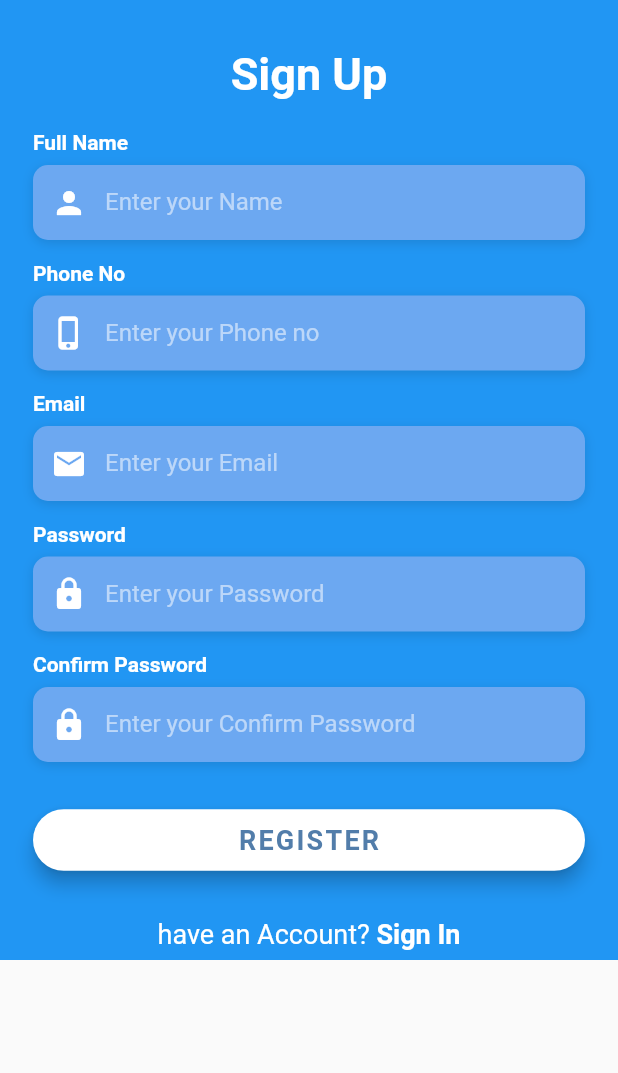
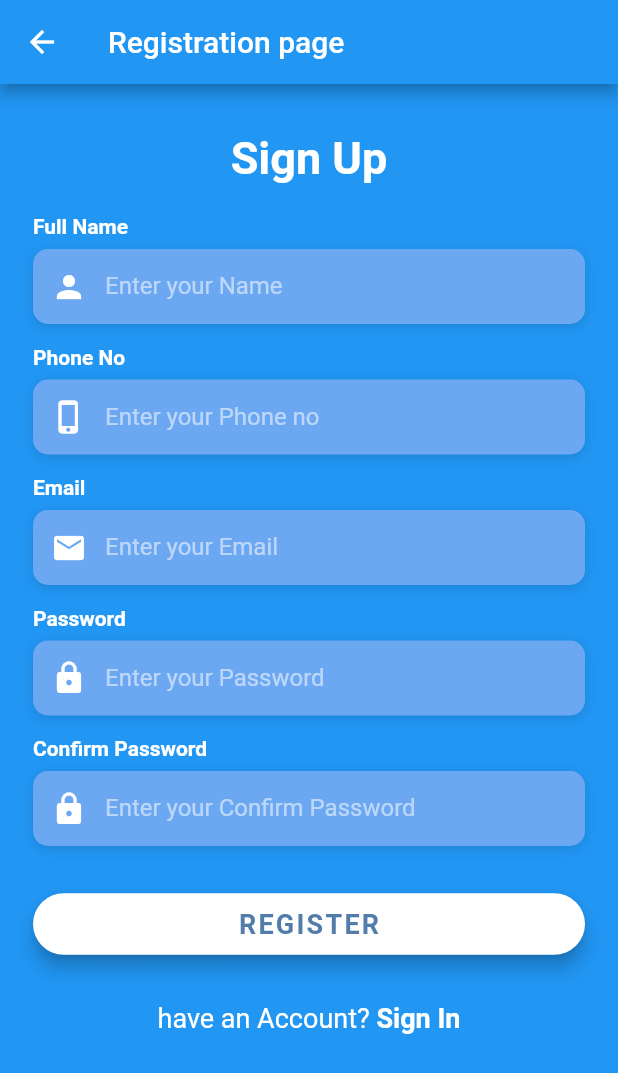
Before and after one commit to MoNabilmnf/Flutter_D1_Task, a Flutter app: the screen it shows after launch, after a tap on an icon or button, on a phone screen of 412 x 824 dp. Shown: the top 1073 px of the screen. Run offline on Flutter 3.47's test engine with Material 2 defaults, Android fonts, the phone set to English and light mode, and no system bars; Roboto replaces fonts that are missing (OpenSans).

Commit message:
Second commit

```diff
--- a/lib/UI/Login.dart
+++ b/lib/UI/Login.dart
@@ -22,9 +22,9 @@ class LoginState extends State<Login>{
   @override
   Widget build(BuildContext context) {
     return Scaffold(
+      backgroundColor: Colors.blue,
       body: Stack(
         children: <Widget>[
-
           Container(
             padding: EdgeInsets.all(22.0),
             color: Colors.blue,
@@ -130,7 +130,35 @@ class LoginState extends State<Login>{
                 Container(
                   padding: EdgeInsets.only(top: 42.0),
                   alignment: Alignment.center,
-                  child : CustomWidget().buildSignupBtn(context,Registeration(),'Don\'t have an Account? ','Sign Up'),
+                  child : new GestureDetector(
+                    onTap: () {
+                      Navigator.pushNamed(context, '/Registeration');
+                    },
+                    child: RichText(
+                  text: TextSpan(
+                  children: [
+                  TextSpan(
+                    text: 'Don\'t have an Account? ',
+                    style: TextStyle(
+                      color: Colors.white,
+                      fontSize: 18.0,
+                      fontWeight: FontWeight.w400,
+                    ),
+                  ),
+
+                  TextSpan(
+                    text: 'Sign Up',
+                    style: TextStyle(
+                      color: Colors.white,
+                      fontSize: 18.0,
+                      fontWeight: FontWeight.bold,
+                    ),
+                  ),
+                  ],
+                ),
+            ),
+                  ),
+
                 ),
               ],
             ),),
--- a/lib/UI/Registeration.dart
+++ b/lib/UI/Registeration.dart
@@ -19,6 +19,10 @@ class RegisterationState extends State<Registeration>{
   Widget build(BuildContext context) {
     // TODO: implement build
     return Scaffold(
+      appBar: AppBar(
+        title: new Text("Registration page"),
+      ),
+      backgroundColor: Colors.blue,
       body: Stack(
         children: <Widget>[
           Container(
--- a/lib/main.dart
+++ b/lib/main.dart
@@ -1,7 +1,13 @@
 import 'package:flutter/material.dart';
+import 'package:task2/UI/Login.dart';
+import 'package:task2/UI/Registeration.dart';
 
 import 'UI/seplash.dart';
 
 void main() => runApp(MaterialApp(
   home: splash(),
+  routes: <String, WidgetBuilder> {
+    '/Registeration': (BuildContext context) => new Registeration(),
+    '/Login': (BuildContext context) => new Login(),
+  },
 ));
```
